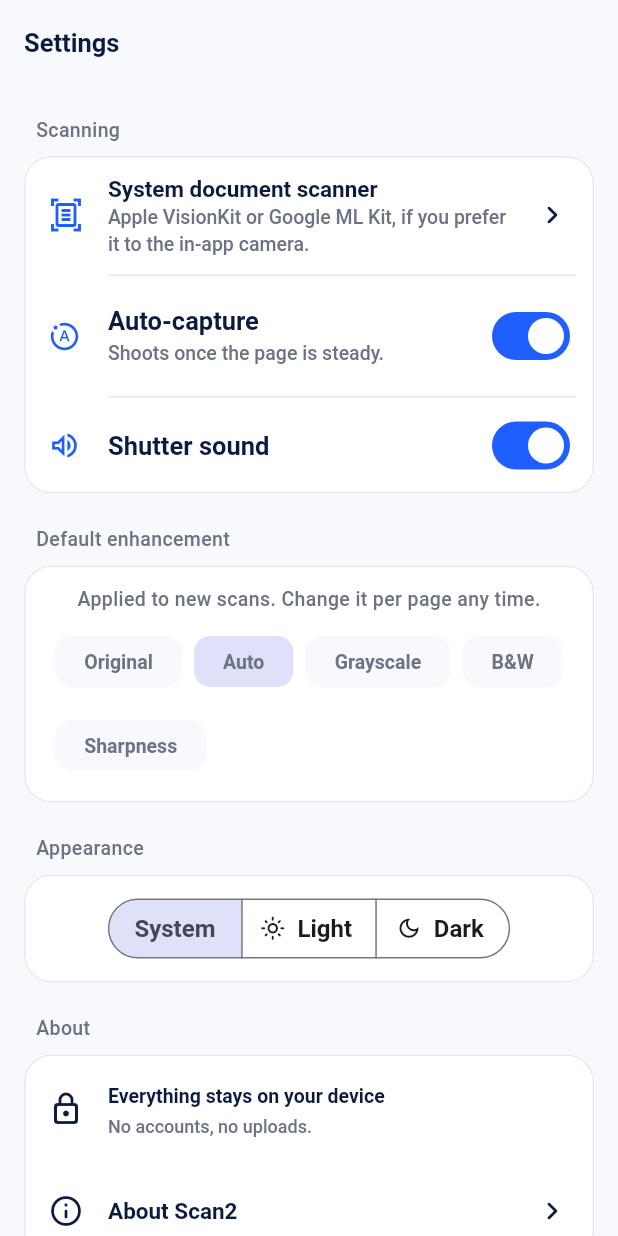
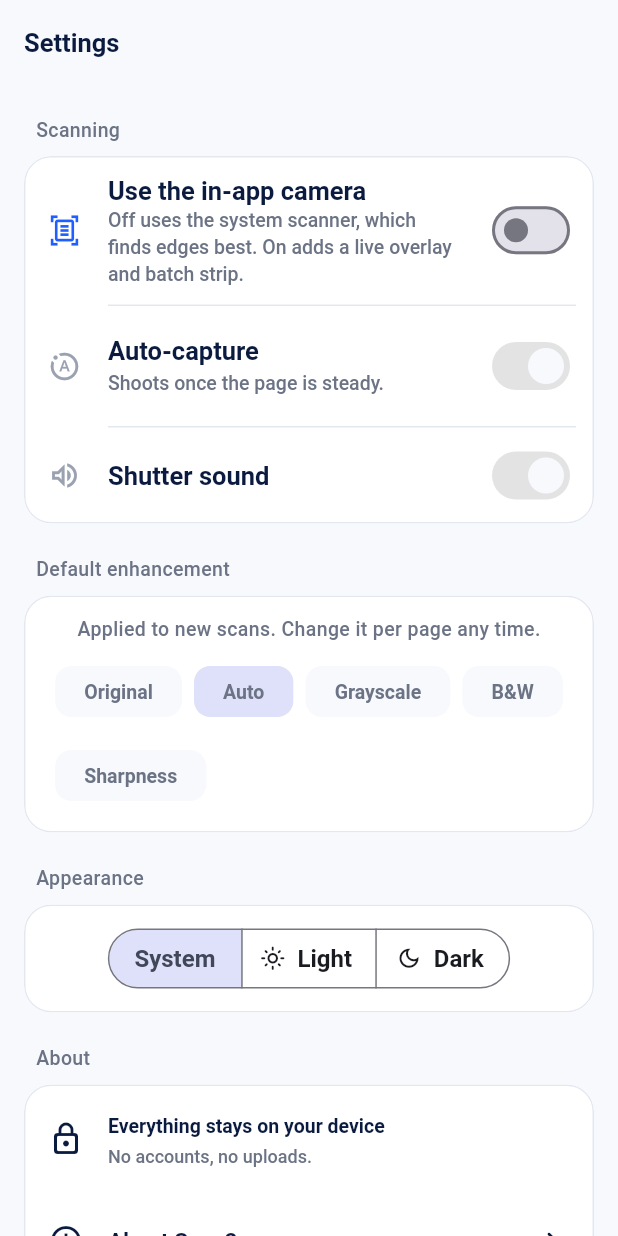
Before and after one commit to rakpa/scan2, a Flutter app: the SettingsScreen screen opened by its route, on a phone screen of 412 x 824 dp. Run offline on Flutter 3.47's test engine with Material 3 defaults, Android fonts, the phone set to English and light mode, and no system bars; our stand-ins replace camera, file_picker, flutter_riverpod, go_router, image_picker, pdf and 4 more; missing offline and left inert: cunning_document_scanner, gal; accounts and stored records are empty.

Commit message:
fix: restore system auto-edge as the default Scan path
Screen 9 always opened the in-app camera, which skipped VisionKit / ML Kit
edge detection. Scan now uses that working platform scanner again; the
in-app camera stays opt-in from Settings. Home, splash and other screens
are unchanged.

Co-authored-by: rakpa <rakpa@users.noreply.github.com>

```diff
--- a/lib/app_router.dart
+++ b/lib/app_router.dart
@@ -18,6 +18,7 @@ import 'package:scan2/features/onboarding/presentation/onboarding_screen.dart';
 import 'package:scan2/features/onboarding/presentation/welcome_screen.dart';
 import 'package:scan2/features/settings/presentation/settings_screen.dart';
 import 'package:scan2/features/shared/providers/onboarding_provider.dart';
+import 'package:scan2/features/shared/providers/settings_provider.dart';
 
 final appRouterProvider = Provider<GoRouter>((ref) {
   final router = GoRouter(
@@ -90,7 +91,13 @@ final appRouterProvider = Provider<GoRouter>((ref) {
       ),
       GoRoute(
         path: '/camera',
-        builder: (context, state) => const CameraScreen(),
+        builder: (context, state) {
+          // The platform scanner is the default capture path; the in-app
+          // camera is opt-in from Settings. Screen 9 briefly always opened
+          // CameraScreen, which skipped VisionKit / ML Kit auto-edge.
+          final inApp = ref.read(settingsProvider).useInAppCamera;
+          return inApp ? const CameraScreen() : const NativeScanScreen();
+        },
       ),
       GoRoute(
         path: '/system-scan',
--- a/lib/features/settings/presentation/settings_screen.dart
+++ b/lib/features/settings/presentation/settings_screen.dart
@@ -1,6 +1,5 @@
 import 'package:flutter/material.dart';
 import 'package:flutter_riverpod/flutter_riverpod.dart';
-import 'package:go_router/go_router.dart';
 import 'package:scan2/core/theme/brand.dart';
 import 'package:scan2/features/crop/domain/image_processor.dart';
 import 'package:scan2/features/shared/providers/settings_provider.dart';
@@ -34,31 +33,32 @@ class SettingsScreen extends ConsumerWidget {
             const _SectionLabel('Scanning'),
             _Group(
               children: [
-                ListTile(
-                  leading: const Icon(
-                    Icons.document_scanner_outlined,
-                    color: Brand.blue,
-                  ),
-                  title: const Text('System document scanner'),
-                  subtitle: const Text(
-                    'Apple VisionKit or Google ML Kit, if you prefer it to the in-app camera.',
-                  ),
-                  trailing: const Icon(Icons.chevron_right_rounded),
-                  onTap: () => context.push('/system-scan'),
+                _SwitchRow(
+                  icon: Icons.document_scanner_outlined,
+                  title: 'Use the in-app camera',
+                  subtitle:
+                      'Off uses the system scanner, which finds edges '
+                      'best. On adds a live overlay and batch strip.',
+                  value: settings.useInAppCamera,
+                  onChanged: notifier.setUseInAppCamera,
                 ),
-                const Divider(indent: 56, endIndent: 12),
                 _SwitchRow(
                   icon: Icons.motion_photos_auto_outlined,
                   title: 'Auto-capture',
                   subtitle: 'Shoots once the page is steady.',
                   value: settings.autoCapture,
-                  onChanged: notifier.setAutoCapture,
+                  // Only meaningful for the in-app camera.
+                  onChanged: settings.useInAppCamera
+                      ? notifier.setAutoCapture
+                      : null,
                 ),
                 _SwitchRow(
                   icon: Icons.volume_up_outlined,
                   title: 'Shutter sound',
                   value: settings.shutterSound,
-                  onChanged: notifier.setShutterSound,
+                  onChanged: settings.useInAppCamera
+                      ? notifier.setShutterSound
+                      : null,
                   last: true,
                 ),
               ],
```
Also changed, not shown: 1 other file.
